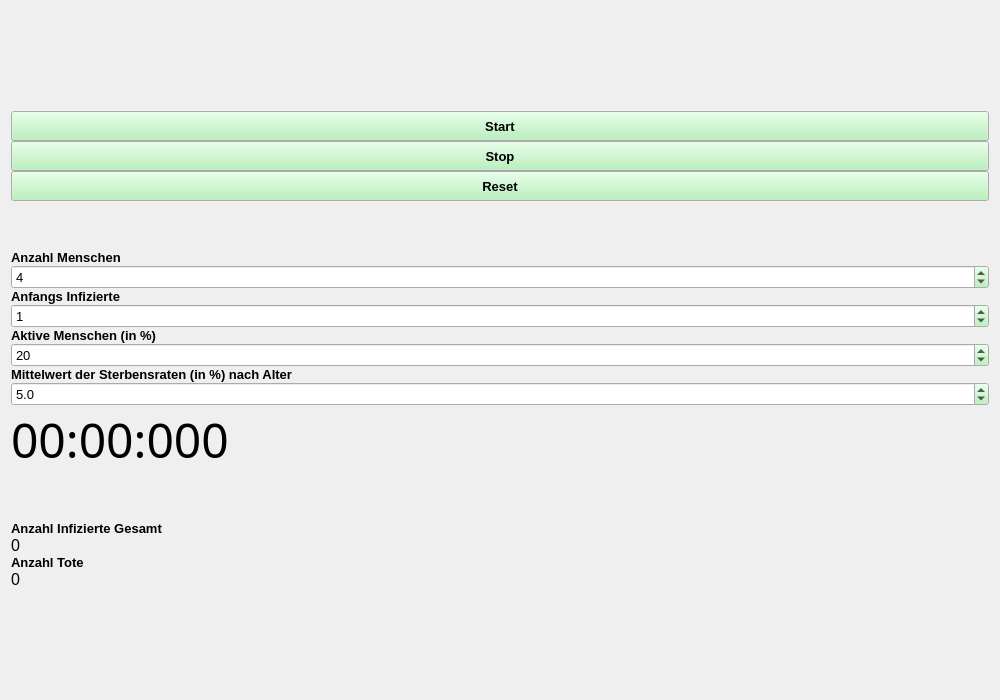
Stauffi21/CoronaSim, file CoronaSim/gameboard.ui: the form before one commit.
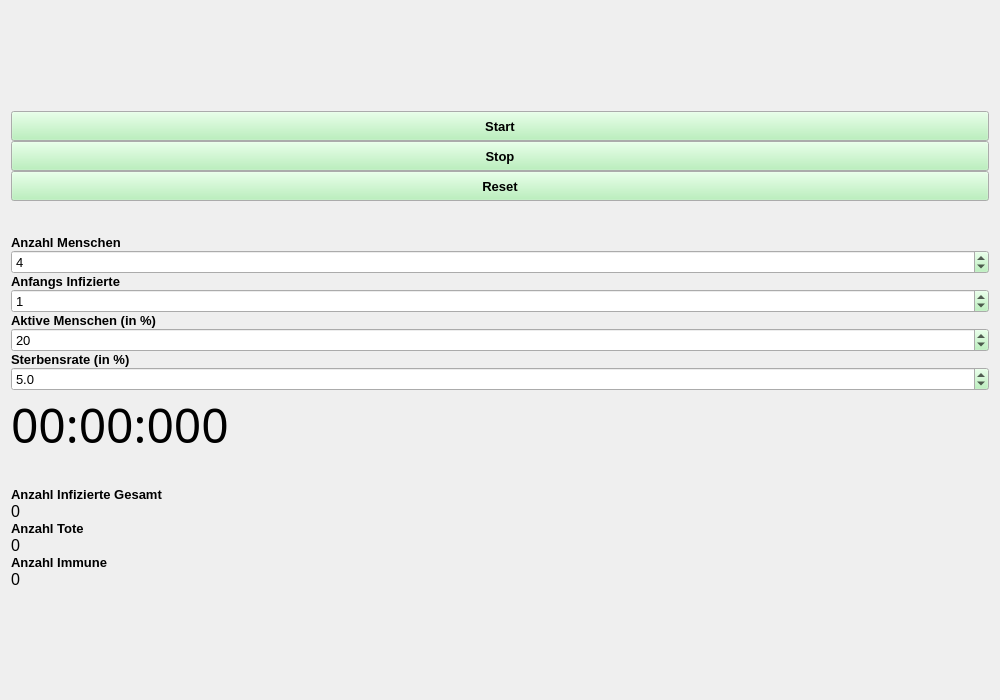
The form after the commit.

The edit to the form file:
```diff
--- a/CoronaSim/gameboard.ui
+++ b/CoronaSim/gameboard.ui
@@ -355,7 +355,7 @@
         </font>
        </property>
        <property name="text">
-        <string>Mittelwert der Sterbensraten (in %) nach Alter</string>
+        <string>Sterbensrate (in %)</string>
        </property>
       </widget>
      </item>
@@ -519,6 +519,34 @@
        </property>
       </widget>
      </item>
+     <item>
+      <widget class="QLabel" name="label_7">
+       <property name="font">
+        <font>
+         <family>MS Sans Serif</family>
+         <pointsize>10</pointsize>
+         <weight>75</weight>
+         <bold>true</bold>
+        </font>
+       </property>
+       <property name="text">
+        <string>Anzahl Immune</string>
+       </property>
+      </widget>
+     </item>
+     <item>
+      <widget class="QLabel" name="anz_Immune">
+       <property name="font">
+        <font>
+         <family>MS Sans Serif</family>
+         <pointsize>12</pointsize>
+        </font>
+       </property>
+       <property name="text">
+        <string>0</string>
+       </property>
+      </widget>
+     </item>
     </layout>
    </item>
   </layout>
```
